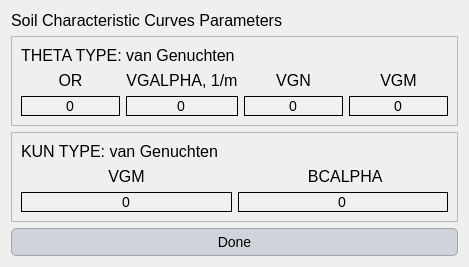
This is Source_code/ui/soil_characteristic_curves.ui in Inigobarbe/VFSMOD-GUI as Qt 5 draws it before an edit. The edited form follows.
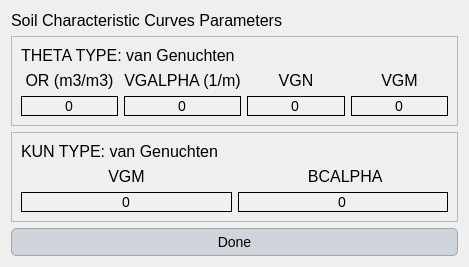
This is the edited form.

The edit to the form file:
```diff
--- a/Source_code/ui/soil_characteristic_curves.ui
+++ b/Source_code/ui/soil_characteristic_curves.ui
@@ -145,7 +145,7 @@
         <item>
          <widget class="QLabel" name="label_3">
           <property name="text">
-           <string>OR</string>
+           <string>OR (m3/m3)</string>
           </property>
           <property name="alignment">
            <set>Qt::AlignCenter</set>
@@ -169,7 +169,7 @@
         <item>
          <widget class="QLabel" name="label_4">
           <property name="text">
-           <string>VGALPHA, 1/m</string>
+           <string>VGALPHA (1/m)</string>
           </property>
           <property name="alignment">
            <set>Qt::AlignCenter</set>
```
